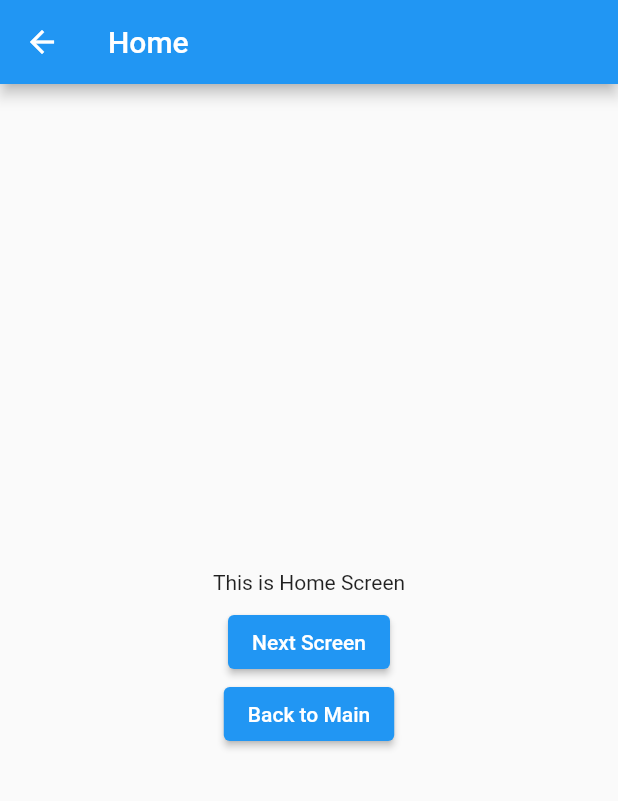
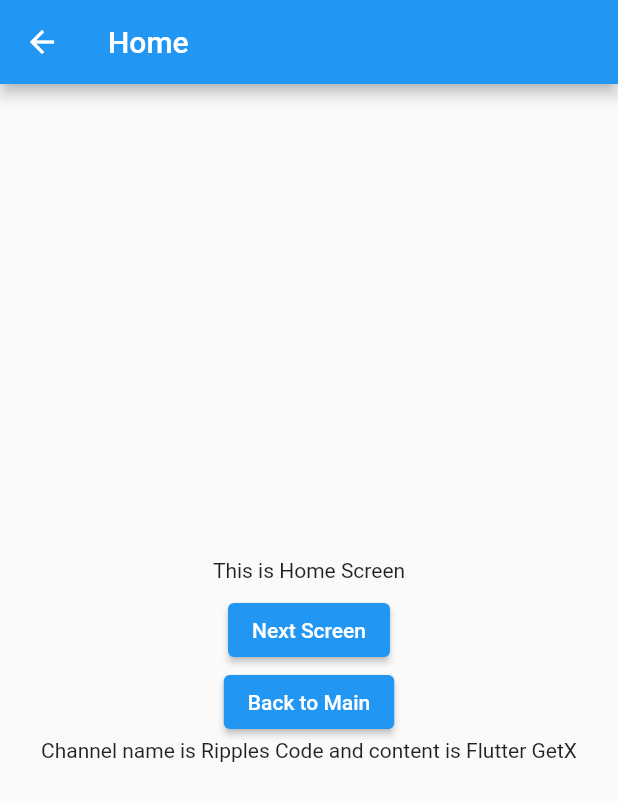
Before and after one commit to Sumit4482/GetX_Tutorial, a Flutter app: the screen it shows after launch, after a tap on "Go to Home", on a phone screen of 412 x 824 dp. Shown: the top 801 px of the screen. Run offline on Flutter 3.47's test engine with Material 2 defaults, Android fonts, the phone set to English and light mode, and no system bars; our stand-ins replace get.

Commit message:
Added Routing Code

```diff
--- a/lib/home.dart
+++ b/lib/home.dart
@@ -21,7 +21,10 @@ class Home extends StatelessWidget {
               height: 8,
             ),
             ElevatedButton(
-              onPressed: () {},
+              onPressed: () {
+                // Get.toNamed("/nextScreen");
+                Get.offNamed("/nextScreen/1234");
+              },
               child: Text("Next Screen"),
             ),
             ElevatedButton(
@@ -31,6 +34,8 @@ class Home extends StatelessWidget {
               },
               child: Text("Back to Main"),
             ),
+            Text(
+                "Channel name is ${Get.parameters['channel']} and content is ${Get.parameters['content']}")
             // Text(
             //   "${Get.arguments}",
 
--- a/lib/main.dart
+++ b/lib/main.dart
@@ -1,6 +1,8 @@
 import 'package:flutter/material.dart';
 import 'package:get/get.dart';
 import 'package:getxtutorial/home.dart';
+import 'package:getxtutorial/nextScreen.dart';
+import 'package:getxtutorial/unknownPage.dart';
 
 void main() => runApp(MyApp());
 
@@ -11,6 +13,18 @@ class MyApp extends StatelessWidget {
   Widget build(BuildContext context) {
     return GetMaterialApp(
       title: "Navigation",
+      initialRoute: "/",
+      defaultTransition: Transition.zoom,
+      getPages: [
+        GetPage(name: '/', page: () => MyApp()),
+        GetPage(name: "/home", page: () => Home()),
+        GetPage(
+          name: "/nextScreen/:someValue",
+          page: () => NextScreen(),
+          transition: Transition.downToUp,
+        ),
+      ],
+      unknownRoute: GetPage(name: '/notfound', page: () => UnknownPage()),
       home: Scaffold(
         appBar: AppBar(
           title: Text("Navigation"),
@@ -21,23 +35,16 @@ class MyApp extends StatelessWidget {
             crossAxisAlignment: CrossAxisAlignment.center,
             children: [
               ElevatedButton(
-                child: const Text("Go to Home"),
-                onPressed: () async {
-                  // Get.to(
-                  //   Home(),
-                  //   //this will open a new screen as a full screen dialog
-                  //   fullscreenDialog: true,
-                  //   transition: Transition.zoom,
-                  //   duration: Duration(milliseconds: 3000),
-                  //   curve: Curves.easeInBack,
-                  // );
-                  // Get.off(Home());
-                  // Get.offAll(Home());
-                  // Get.to(Home(), arguments: "Data from Main");
+                onPressed: () {
+                  // Get.toNamed("/home");
+                  // Get.offNamed("/home");
+                  // Get.offAllNamed("/home");
 
-                  var data = await Get.to(Home());
-                  print("The Recived data is $data");
+                  Get.toNamed(
+                    "/home?channel=Ripples Code&content=Flutter GetX",
+                  );
                 },
+                child: Text("Go to Home"),
               ),
             ],
           ),
```
Also changed, not shown: lib/nextScreen.dart (added, +19 -0 lines), lib/unknownPage.dart (added, +11 -0 lines), 3 other files.
